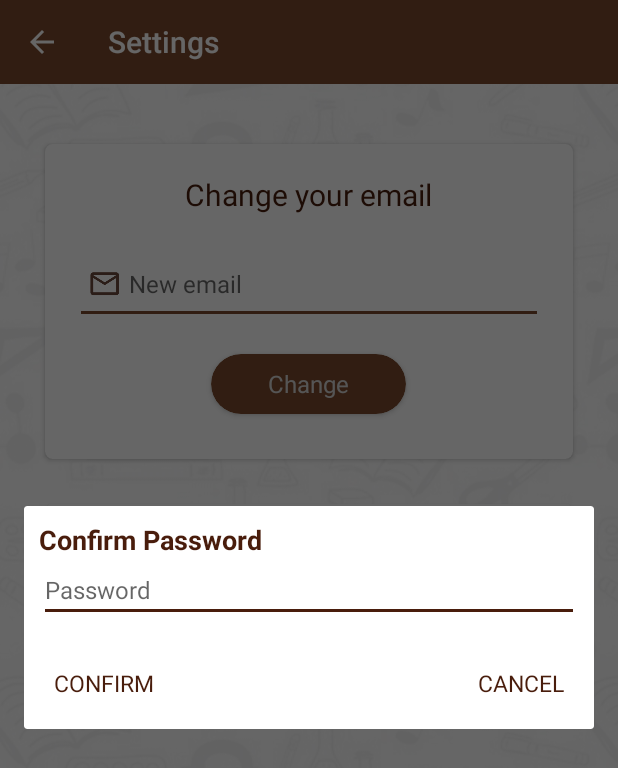
After one commit to Pedromrl/Woodpecker, an Android app: the fragment ConfirmPasswordDialog placed in its activity, on a phone screen of 412 x 824 dp. The commit adds this screen. Shown: the top 768 px of the screen. Run offline under Robolectric (Android 15) with nearby library versions, the phone set to English and light mode, and no system bars; our stand-ins replace Firebase (no records; nobody signed in at launch, a user with empty details on screens opened directly).

Commit message:
Versão Funcional com os seguintes bugs: - Scan pedir permissão infinitamente - ALTERAR EMAIL AINDA NÃO IMPLEMENTADO - SETA PARA TRÁS DA SETTINGS ACTIVITY NÃO FUNCIONA - QUANDO SE VIRAR O TELEMOVEL, MUDA PARA O FRAGMENTO HOME Sugestões / Coisas menos importantes: - Adicionar animações à página registar / esquecer password

```diff
--- a/app/src/main/java/com/example/pedrolemos/livrosfinal/LoginActivity.java
+++ b/app/src/main/java/com/example/pedrolemos/livrosfinal/LoginActivity.java
@@ -1,6 +1,8 @@
 package com.example.pedrolemos.livrosfinal;
 
+import android.content.Context;
 import android.content.Intent;
+import android.content.SharedPreferences;
 import android.support.annotation.NonNull;
 import android.support.v7.app.AppCompatActivity;
 import android.os.Bundle;
@@ -78,6 +80,11 @@ public class LoginActivity extends AppCompatActivity {
                         @Override
                         public void onComplete(@NonNull Task<AuthResult> task) {
                             if (task.isSuccessful()){
+                                SharedPreferences sharedPref = LoginActivity.this.getPreferences(Context.MODE_PRIVATE);
+                                SharedPreferences.Editor editor = sharedPref.edit();
+                                editor.putString("email", email.getText().toString());
+                                editor.putString("pass", password.getText().toString());
+                                editor.apply();
                                 startActivity(new Intent(LoginActivity.this, BottomViewActivity.class));
                             }else{
                                 Toast.makeText(LoginActivity.this, "Login failed. Check your credentials and/or your internet connection", Toast.LENGTH_LONG).show();
--- a/app/src/main/java/com/example/pedrolemos/livrosfinal/SettingsActivity.java
+++ b/app/src/main/java/com/example/pedrolemos/livrosfinal/SettingsActivity.java
@@ -1,6 +1,9 @@
 package com.example.pedrolemos.livrosfinal;
 
+import android.content.Context;
 import android.content.Intent;
+import android.content.SharedPreferences;
+import android.support.annotation.NonNull;
 import android.support.v7.app.AppCompatActivity;
 import android.os.Bundle;
 import android.support.v7.widget.CardView;
@@ -10,7 +13,14 @@ import android.widget.EditText;
 import android.widget.TextView;
 import android.widget.Toast;
 
+import com.example.pedrolemos.livrosfinal.utils.ConfirmPasswordDialog;
+import com.google.android.gms.tasks.OnCompleteListener;
+import com.google.android.gms.tasks.OnSuccessListener;
+import com.google.android.gms.tasks.Task;
+import com.google.firebase.auth.AuthCredential;
+import com.google.firebase.auth.EmailAuthProvider;
 import com.google.firebase.auth.FirebaseAuth;
+import com.google.firebase.auth.FirebaseUser;
 import com.google.firebase.database.DataSnapshot;
 import com.google.firebase.database.DatabaseError;
 import com.google.firebase.database.DatabaseReference;
@@ -24,6 +34,7 @@ public class SettingsActivity extends AppCompatActivity {
     private CardView change;
     private TextView deleteFavs, logout;
     private FirebaseAuth firebaseAuth;
+    private FirebaseUser firebaseUser;
 
     @Override
     protected void onCreate(Bundle savedInstanceState) {
@@ -31,8 +42,9 @@ public class SettingsActivity extends AppCompatActivity {
         setContentView(R.layout.activity_settings);
 
         firebaseAuth = FirebaseAuth.getInstance();
+        firebaseUser = FirebaseAuth.getInstance().getCurrentUser();
 
-        toolbar = findViewById(R.id.toolbar);
+        toolbar = findViewById(R.id.toolbarr);
         newEmail = findViewById(R.id.et_new_email);
         change = findViewById(R.id.carta_change_email);
         deleteFavs = findViewById(R.id.apagar_favoritos);
@@ -47,9 +59,18 @@ public class SettingsActivity extends AppCompatActivity {
         change.setOnClickListener(new View.OnClickListener() {
             @Override
             public void onClick(View v) {
-                String texto = newEmail.getText().toString().trim();
+               final String texto = newEmail.getText().toString().trim();
                 if (texto.isEmpty() || texto.equals("")) {
                     Toast.makeText(SettingsActivity.this, "Insert an email to be able to change your current one", Toast.LENGTH_SHORT).show();
+                }else{
+
+                    // step1) Reautenticar (confirmar password e email)
+                    ConfirmPasswordDialog confirmPasswordDialog = new ConfirmPasswordDialog();
+                    confirmPasswordDialog.show(getSupportFragmentManager(), getString(R.string.confirm_password_dialog));
+
+                    // step2) Ver se o email já existe na base de dados com o fetchProvidersForEmail
+
+                    // step3) Mudar o email
                 }
             }
         });
--- a/app/src/main/java/com/example/pedrolemos/livrosfinal/fragments/ScanFragment.java
+++ b/app/src/main/java/com/example/pedrolemos/livrosfinal/fragments/ScanFragment.java
@@ -92,6 +92,7 @@ public class ScanFragment extends Fragment implements ZXingScannerView.ResultHan
 
     private void requestPermission() {
         ActivityCompat.requestPermissions(getActivity(), new String[]{CAMERA}, REQUEST_CAMERA);
+
     }
 
     private boolean checkPermission() {
--- /dev/null
+++ b/app/src/main/java/com/example/pedrolemos/livrosfinal/utils/ConfirmPasswordDialog.java
@@ -0,0 +1,21 @@
+package com.example.pedrolemos.livrosfinal.utils;
+
+import android.os.Bundle;
+import android.support.annotation.NonNull;
+import android.support.annotation.Nullable;
+import android.support.v4.app.DialogFragment;
+import android.view.LayoutInflater;
+import android.view.View;
+import android.view.ViewGroup;
+
+import com.example.pedrolemos.livrosfinal.R;
+
+public class ConfirmPasswordDialog extends DialogFragment {
+    @Nullable
+    @Override
+    public View onCreateView(@NonNull LayoutInflater inflater, @Nullable ViewGroup container, @Nullable Bundle savedInstanceState) {
+        View view = inflater.inflate(R.layout.dialog_confirm_password, container, false);
+
+        return view;
+    }
+}
--- a/app/src/main/res/layout/activity_settings.xml
+++ b/app/src/main/res/layout/activity_settings.xml
@@ -8,7 +8,7 @@
     tools:context=".SettingsActivity">
 
     <android.support.v7.widget.Toolbar
-        android:id="@+id/toolbar"
+        android:id="@+id/toolbarr"
         android:layout_width="match_parent"
         android:layout_height="wrap_content"
         android:background="@color/colorPrimary"
@@ -21,7 +21,7 @@
         android:id="@+id/carta_email"
         android:layout_width="match_parent"
         android:layout_height="wrap_content"
-        android:layout_below="@+id/toolbar"
+        android:layout_below="@+id/toolbarr"
         android:layout_marginEnd="30dp"
         android:layout_marginStart="30dp"
         android:layout_marginTop="40dp"
--- /dev/null
+++ b/app/src/main/res/layout/dialog_confirm_password.xml
@@ -0,0 +1,58 @@
+<?xml version="1.0" encoding="utf-8"?>
+<LinearLayout xmlns:android="http://schemas.android.com/apk/res/android"
+    android:orientation="vertical" android:layout_width="350dp"
+    android:layout_height="wrap_content"
+    android:padding="10dp">
+
+    <TextView
+        android:layout_width="wrap_content"
+        android:layout_height="wrap_content"
+        android:text="Confirm Password"
+        android:textSize="18sp"
+        android:textStyle="bold"
+        android:textColor="@color/colorPrimaryDark"
+        android:id="@+id/dialog_title"/>
+
+    <EditText
+        android:layout_width="match_parent"
+        android:layout_height="wrap_content"
+        android:id="@+id/et_confirm_password_dialog"
+        android:inputType="textPassword"
+        android:textSize="16sp"
+        android:hint="Password"
+        android:backgroundTint="@color/colorPrimaryDark"
+        android:textColor="@color/colorPrimary"/>
+
+    <RelativeLayout
+        android:layout_width="wrap_content"
+        android:layout_height="wrap_content">
+
+        <TextView
+            android:layout_width="wrap_content"
+            android:layout_height="wrap_content"
+            android:textSize="15sp"
+            android:layout_alignParentEnd="true"
+            android:layout_marginTop="30dp"
+            android:layout_marginBottom="10dp"
+            android:layout_marginEnd="10dp"
+            android:text="CANCEL"
+            android:textColor="@color/colorPrimaryDark"
+            android:id="@+id/dialog_cancel"
+            />
+
+        <TextView
+            android:layout_width="wrap_content"
+            android:layout_height="wrap_content"
+            android:textSize="15sp"
+            android:layout_marginTop="30dp"
+            android:layout_marginBottom="10dp"
+            android:layout_marginEnd="10dp"
+            android:layout_marginStart="10dp"
+            android:text="CONFIRM"
+            android:textColor="@color/colorPrimaryDark"
+            android:id="@+id/dialog_confirm"
+            />
+
+    </RelativeLayout>
+
+</LinearLayout>
--- a/app/src/main/res/values/strings.xml
+++ b/app/src/main/res/values/strings.xml
@@ -6,6 +6,7 @@
     <string name="menu_account">Account</string>
     <string name="str_news_feed">Woodpecker</string>
     <string name="backtologin">Back to Login</string>
+    <string name="confirm_password_dialog">ConfirmPasswordDialog</string>
 
     <!-- TODO: Remove or change this placeholder text -->
     <string name="hello_blank_fragment"></string>
```
